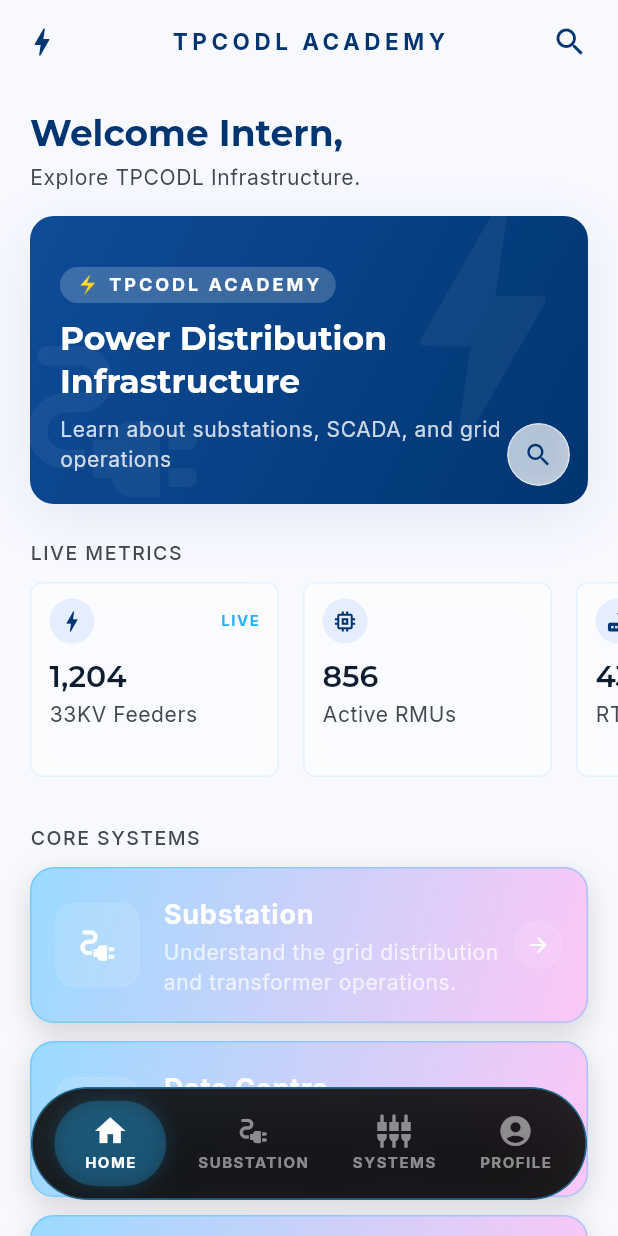
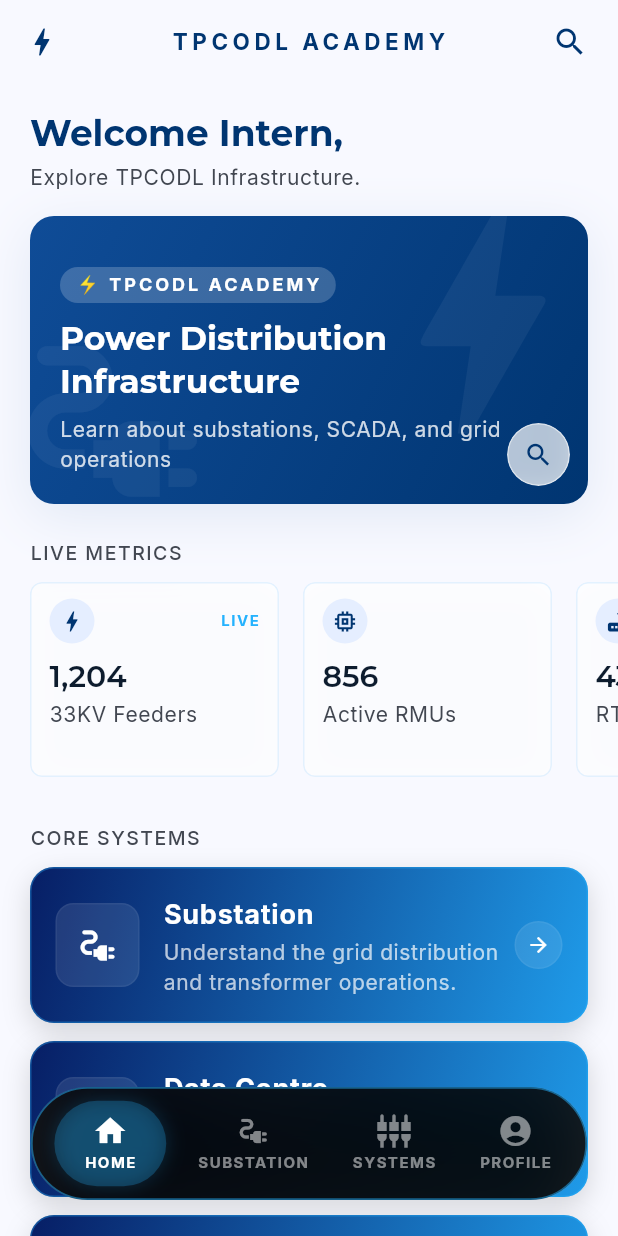
Before and after one commit to abinashmohanty8059/TPCODL, a Flutter app: the screen it shows after launch, on a phone screen of 412 x 824 dp. Run offline on Flutter 3.47's test engine with Material 3 defaults, Android fonts, the phone set to English and light mode, and no system bars; drawn by our look-alikes of flutter_animate; our stand-ins replace google_fonts.

Commit message:
homeplge colour blocks made blue

```diff
--- a/lib/screens/home_screen.dart
+++ b/lib/screens/home_screen.dart
@@ -224,8 +224,8 @@
                             begin: Alignment.topLeft,
                             end: Alignment.bottomRight,
                             colors: [
-                              Color.fromARGB(255, 155, 218, 255),
-                              Color.fromARGB(255, 253, 199, 246),
+                              Color.fromARGB(255, 7, 30, 101),
+                              Color.fromARGB(255, 31, 155, 233),
                             ],
                           ),
                           borderRadius: BorderRadius.circular(16),
```
